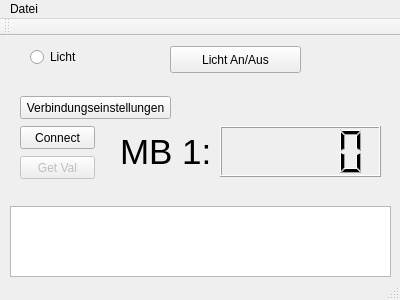
This is mainwindow.ui in darkmattercoder/plcanalyzer as Qt 5 draws it before an edit. The edited form follows.
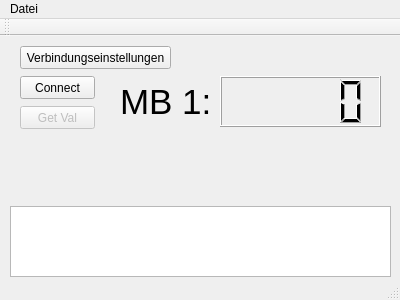
This is the edited form.

What changed in the file:
```diff
--- a/mainwindow.ui
+++ b/mainwindow.ui
@@ -14,37 +14,11 @@
    <string>MainWindow</string>
   </property>
   <widget class="QWidget" name="centralWidget">
-   <widget class="QPushButton" name="Button_Light">
-    <property name="geometry">
-     <rect>
-      <x>170</x>
-      <y>10</y>
-      <width>131</width>
-      <height>27</height>
-     </rect>
-    </property>
-    <property name="text">
-     <string>Licht An/Aus</string>
-    </property>
-   </widget>
-   <widget class="QRadioButton" name="radioButton">
-    <property name="geometry">
-     <rect>
-      <x>30</x>
-      <y>10</y>
-      <width>116</width>
-      <height>22</height>
-     </rect>
-    </property>
-    <property name="text">
-     <string>Licht</string>
-    </property>
-   </widget>
    <widget class="QPushButton" name="Button_Connect">
     <property name="geometry">
      <rect>
       <x>20</x>
-      <y>90</y>
+      <y>40</y>
       <width>75</width>
       <height>23</height>
      </rect>
@@ -60,7 +34,7 @@
     <property name="geometry">
      <rect>
       <x>20</x>
-      <y>120</y>
+      <y>70</y>
       <width>75</width>
       <height>23</height>
      </rect>
@@ -73,7 +47,7 @@
     <property name="geometry">
      <rect>
       <x>20</x>
-      <y>60</y>
+      <y>10</y>
       <width>151</width>
       <height>23</height>
      </rect>
@@ -86,7 +60,7 @@
     <property name="geometry">
      <rect>
       <x>220</x>
-      <y>90</y>
+      <y>40</y>
       <width>161</width>
       <height>51</height>
      </rect>
@@ -107,7 +81,7 @@
     <property name="geometry">
      <rect>
       <x>120</x>
-      <y>90</y>
+      <y>40</y>
       <width>91</width>
       <height>51</height>
      </rect>
```
Left out of the diff: 24 changed lines with no effect on the pictures.
